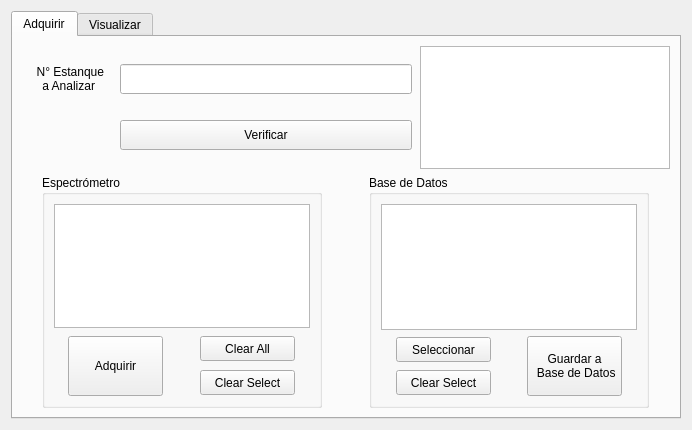
Before: the Qt Designer form reference/QtDesigner/Widget_ReadSave_2.ui in cwichel/CCTVal_Vinos, drawn with Qt 5.
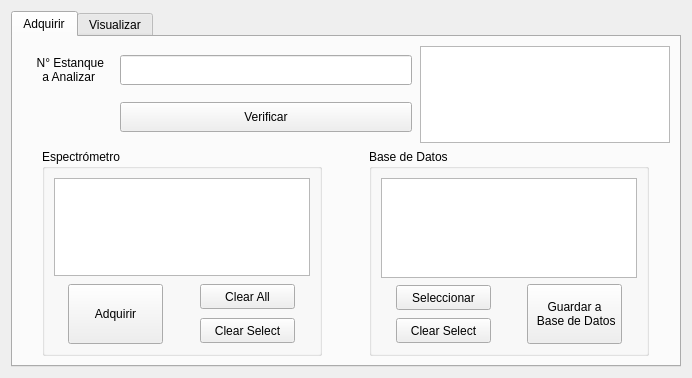
After: the same form once the commit is applied.

Commit message:
Update: 1.- Se modifica programa para graficar Vinos y se agrega descripción real a base de datos.
2.- Se está arreglando la interfaz para buena vista
en raspberry pi.

Diff of the .ui file:
```diff
--- a/reference/QtDesigner/Widget_ReadSave_2.ui
+++ b/reference/QtDesigner/Widget_ReadSave_2.ui
@@ -7,7 +7,7 @@
     <x>0</x>
     <y>0</y>
     <width>692</width>
-    <height>430</height>
+    <height>378</height>
    </rect>
   </property>
   <property name="minimumSize">
```
Left out of the diff: 3 changed lines with no effect on the pictures. The commit also changes 2 other files.
